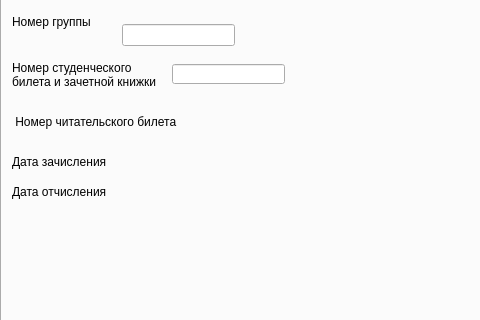
BagrKonstantin/nti_contest_alfa, file stud_card.ui: the form before one commit; both pictures show x 0 to 480 and y 162 to 482 of the 826 by 606 pixel window.
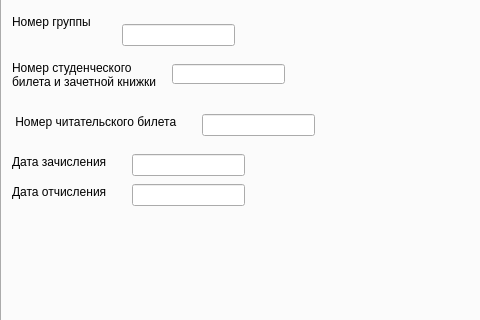
The form after the commit.

Diff of the .ui file:
```diff
--- a/stud_card.ui
+++ b/stud_card.ui
@@ -605,7 +605,7 @@
        <rect>
         <x>10</x>
         <y>250</y>
-        <width>171</width>
+        <width>181</width>
         <height>16</height>
        </rect>
       </property>
@@ -662,6 +662,42 @@
        </rect>
       </property>
      </widget>
+     <widget class="QLineEdit" name="lineEdit_read_ticket">
+      <property name="geometry">
+       <rect>
+        <x>200</x>
+        <y>250</y>
+        <width>113</width>
+        <height>22</height>
+       </rect>
+      </property>
+     </widget>
+     <widget class="QLineEdit" name="lineEdit_date_zachis">
+      <property name="geometry">
+       <rect>
+        <x>130</x>
+        <y>290</y>
+        <width>113</width>
+        <height>22</height>
+       </rect>
+      </property>
+      <property name="readOnly">
+       <bool>true</bool>
+      </property>
+     </widget>
+     <widget class="QLineEdit" name="lineEdit_date_otchis">
+      <property name="geometry">
+       <rect>
+        <x>130</x>
+        <y>320</y>
+        <width>113</width>
+        <height>22</height>
+       </rect>
+      </property>
+      <property name="readOnly">
+       <bool>true</bool>
+      </property>
+     </widget>
     </widget>
    </widget>
    <widget class="QPushButton" name="pushButton">
```
Left out of the diff: 2 changed lines with no effect on the pictures.
